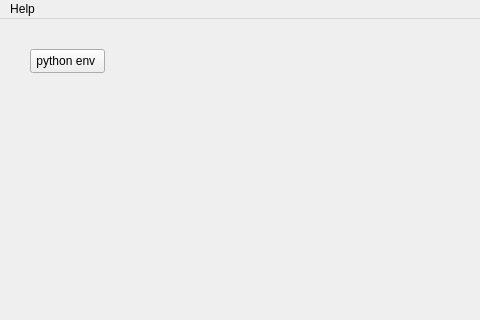
Old version of the form mainwindow.ui in the repository Radicas/Crane; both pictures show x 0 to 480 and y 0 to 320 of the 677 by 403 pixel window.
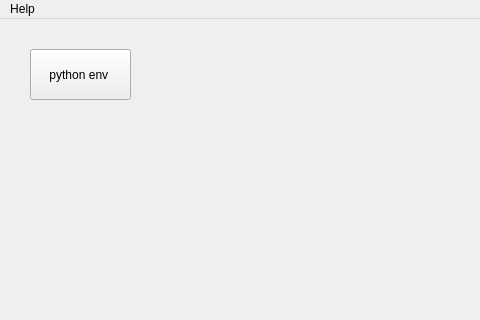
New version of the form.

Patch:
```diff
--- a/mainwindow.ui
+++ b/mainwindow.ui
@@ -19,8 +19,8 @@
      <rect>
       <x>30</x>
       <y>30</y>
-      <width>75</width>
-      <height>24</height>
+      <width>101</width>
+      <height>51</height>
      </rect>
     </property>
     <property name="text">
```
Left out of the diff: 2 changed lines with no effect on the pictures.
